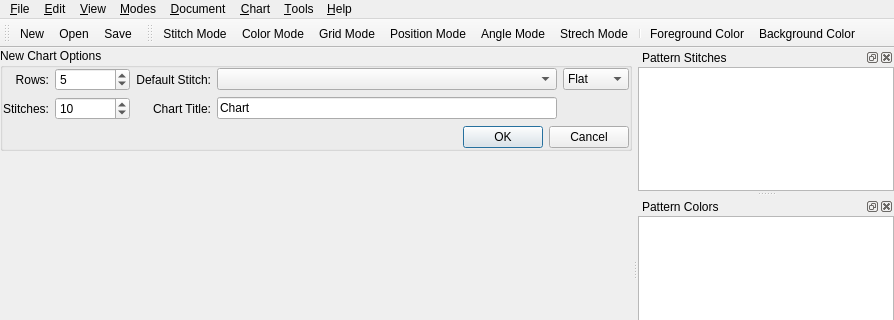
Qt form src/mainwindow.ui (iPenguin/CrochetCharts) before a commit; both pictures show x 0 to 894 and y 0 to 320 of the 894 by 511 pixel window.
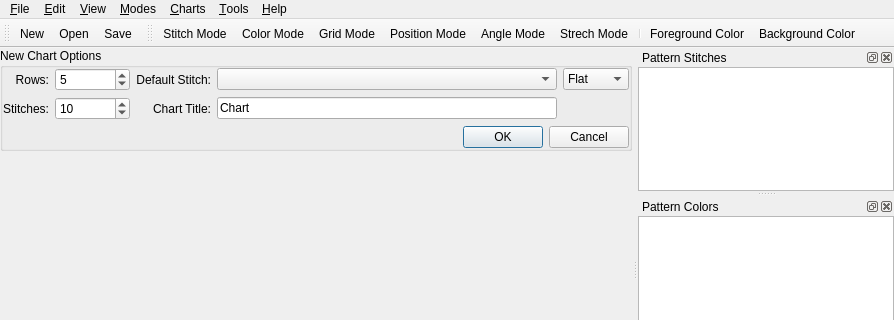
The same form after that commit. Icons and pictures are not drawn.

Commit message: Consolidate and simplify menus

Patch:
```diff
--- a/src/mainwindow.ui
+++ b/src/mainwindow.ui
@@ -239,19 +239,15 @@
     <addaction name="separator"/>
     <addaction name="actionViewFullScreen"/>
    </widget>
-   <widget class="QMenu" name="menuDocument">
+   <widget class="QMenu" name="menuChart">
     <property name="title">
-     <string>&amp;Document</string>
+     <string>&amp;Charts</string>
     </property>
     <addaction name="actionAddChart"/>
     <addaction name="actionAddNotes"/>
     <addaction name="separator"/>
     <addaction name="actionRemoveTab"/>
-   </widget>
-   <widget class="QMenu" name="menuChart">
-    <property name="title">
-     <string>&amp;Chart</string>
-    </property>
+    <addaction name="separator"/>
     <addaction name="actionEditName"/>
    </widget>
    <widget class="QMenu" name="menuTools">
@@ -287,7 +283,6 @@
    <addaction name="menuEdit"/>
    <addaction name="menuView"/>
    <addaction name="menuModes"/>
-   <addaction name="menuDocument"/>
    <addaction name="menuChart"/>
    <addaction name="menuTools"/>
    <addaction name="menuHelp"/>
```
Left out of the diff: 18 changed lines with no effect on the pictures. The commit also changes 2 other files.
